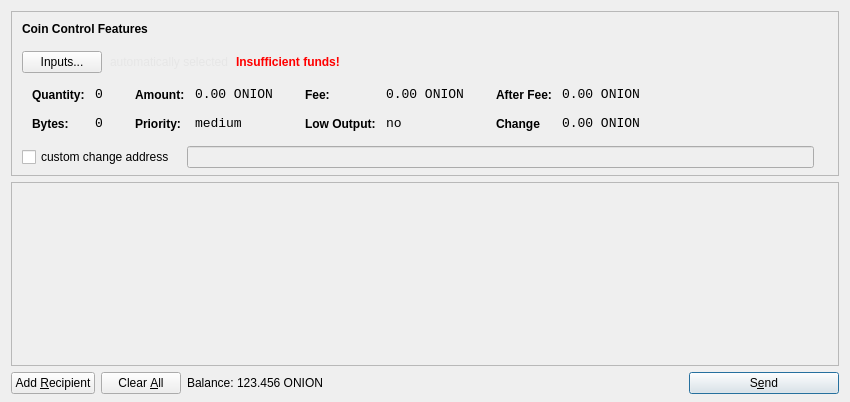
The window that src/qt/forms/sendcoinsdialog.ui (deeponion/deeponion-legacy) describes before a commit, drawn with Qt 5.
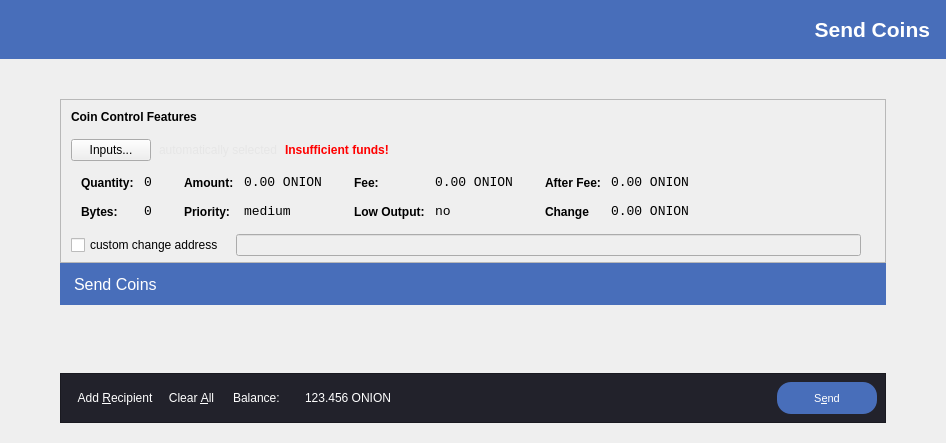
The same window after the commit. Icons and pictures are not drawn.

Commit message:
Implemented SendCoins Page
Things remained unfinished:
- after validating error, old background-color won't apply anymore to address field
- translate Send Coins in page title label from QTCreator

```diff
--- a/src/qt/forms/sendcoinsdialog.ui
+++ b/src/qt/forms/sendcoinsdialog.ui
@@ -6,7 +6,7 @@
    <rect>
     <x>0</x>
     <y>0</y>
-    <width>850</width>
+    <width>946</width>
     <height>402</height>
    </rect>
   </property>
@@ -16,9 +16,113 @@
   <property name="styleSheet">
    <string notr="true"/>
   </property>
-  <layout class="QVBoxLayout" name="verticalLayout" stretch="0,1,0">
+  <layout class="QVBoxLayout" name="verticalLayout" stretch="0,0,0,0">
+   <property name="spacing">
+    <number>0</number>
+   </property>
+   <property name="leftMargin">
+    <number>0</number>
+   </property>
+   <property name="topMargin">
+    <number>0</number>
+   </property>
+   <property name="rightMargin">
+    <number>0</number>
+   </property>
    <property name="bottomMargin">
-    <number>8</number>
+    <number>0</number>
+   </property>
+   <item>
+    <widget class="QLabel" name="pageTitle">
+     <property name="minimumSize">
+      <size>
+       <width>0</width>
+       <height>59</height>
+      </size>
+     </property>
+     <property name="font">
+      <font>
+       <pointsize>16</pointsize>
+       <weight>75</weight>
+       <bold>true</bold>
+      </font>
+     </property>
+     <property name="styleSheet">
+      <string notr="true">background-color: #486EBA; color: white;padding-right: 10px;</string>
+     </property>
+     <property name="text">
+      <string>Send Coins</string>
+     </property>
+     <property name="alignment">
+      <set>Qt::AlignRight|Qt::AlignTrailing|Qt::AlignVCenter</set>
+     </property>
+    </widget>
+   </item>
+   <item>
+    <spacer name="verticalSpacer_2">
+     <property name="orientation">
+      <enum>Qt::Vertical</enum>
+     </property>
+     <property name="sizeType">
+      <enum>QSizePolicy::Fixed</enum>
+     </property>
+     <property name="sizeHint" stdset="0">
+      <size>
+       <width>20</width>
+       <height>40</height>
+      </size>
+     </property>
+    </spacer>
+   </item>
+   <item>
+    <layout class="QHBoxLayout" name="horizontalLayout_5">
+     <property name="spacing">
+      <number>0</number>
+     </property>
+     <property name="leftMargin">
+      <number>0</number>
+     </property>
+     <property name="topMargin">
+      <number>0</number>
+     </property>
+     <property name="rightMargin">
+      <number>0</number>
+     </property>
+     <property name="bottomMargin">
+      <number>0</number>
+     </property>
+     <item>
+      <spacer name="horizontalSpacer_3">
+       <property name="orientation">
+        <enum>Qt::Horizontal</enum>
+       </property>
+       <property name="sizeType">
+        <enum>QSizePolicy::Fixed</enum>
+       </property>
+       <property name="sizeHint" stdset="0">
+        <size>
+         <width>60</width>
+         <height>20</height>
+        </size>
+       </property>
+      </spacer>
+     </item>
+     <item>
+      <layout class="QVBoxLayout" name="verticalLayout_4">
+       <property name="spacing">
+        <number>0</number>
+       </property>
+       <property name="leftMargin">
+        <number>0</number>
+       </property>
+       <property name="topMargin">
+        <number>0</number>
+       </property>
+       <property name="rightMargin">
+        <number>0</number>
+       </property>
+       <property name="bottomMargin">
+        <number>0</number>
    </property>
    <item>
     <widget class="QFrame" name="frameCoinControl">
@@ -626,8 +730,38 @@
      </layout>
     </widget>
    </item>
+       <item>
+        <widget class="QLabel" name="label_2">
+         <property name="minimumSize">
+          <size>
+           <width>0</width>
+           <height>42</height>
+          </size>
+         </property>
+         <property name="maximumSize">
+          <size>
+           <width>16777215</width>
+           <height>42</height>
+          </size>
+         </property>
+         <property name="font">
+          <font>
+           <pointsize>12</pointsize>
+          </font>
+         </property>
+         <property name="styleSheet">
+          <string notr="true">color: #FFFFFF; background-color: #486EBA; padding-left: 10px;</string>
+         </property>
+         <property name="text">
+          <string>Send Coins</string>
+         </property>
+        </widget>
+       </item>
    <item>
     <widget class="QScrollArea" name="scrollArea">
+         <property name="styleSheet">
+          <string notr="true">border: none;</string>
+         </property>
      <property name="widgetResizable">
       <bool>true</bool>
      </property>
@@ -636,10 +770,13 @@
        <rect>
         <x>0</x>
         <y>0</y>
-        <width>830</width>
-        <height>174</height>
-       </rect>
-      </property>
+            <width>822</width>
+            <height>69</height>
+           </rect>
+          </property>
+          <property name="styleSheet">
+           <string notr="true">border: none;</string>
+          </property>
       <layout class="QVBoxLayout" name="verticalLayout_2">
        <property name="margin">
         <number>0</number>
@@ -669,12 +806,50 @@
     </widget>
    </item>
    <item>
+        <widget class="QFrame" name="frame">
+         <property name="styleSheet">
+          <string notr="true">background-color: #22222B; padding: 8px;</string>
+         </property>
+         <property name="frameShape">
+          <enum>QFrame::StyledPanel</enum>
+         </property>
+         <property name="frameShadow">
+          <enum>QFrame::Raised</enum>
+         </property>
+         <layout class="QHBoxLayout" name="horizontalLayout_4">
+          <property name="spacing">
+           <number>0</number>
+          </property>
+          <property name="leftMargin">
+           <number>0</number>
+          </property>
+          <property name="topMargin">
+           <number>0</number>
+          </property>
+          <property name="rightMargin">
+           <number>0</number>
+          </property>
+          <property name="bottomMargin">
+           <number>0</number>
+          </property>
+          <item>
+           <layout class="QHBoxLayout" name="horizontalLayout_3">
+            <property name="leftMargin">
+             <number>0</number>
+            </property>
+            <property name="topMargin">
+             <number>0</number>
+            </property>
+            <item>
     <layout class="QHBoxLayout" name="horizontalLayout">
      <item>
       <widget class="QPushButton" name="addButton">
        <property name="toolTip">
         <string>Send to multiple recipients at once</string>
        </property>
+                <property name="styleSheet">
+                 <string notr="true">color: #FFFFFF; border: none;</string>
+                </property>
        <property name="text">
         <string>Add &amp;Recipient</string>
        </property>
@@ -698,6 +873,9 @@
        <property name="toolTip">
         <string>Remove all transaction fields</string>
        </property>
+                <property name="styleSheet">
+                 <string notr="true">color: #FFFFFF; border: none;</string>
+                </property>
        <property name="text">
         <string>Clear &amp;All</string>
        </property>
@@ -726,6 +904,9 @@
            <verstretch>0</verstretch>
           </sizepolicy>
          </property>
+                  <property name="styleSheet">
+                   <string notr="true">color: #FFFFFF;</string>
+                  </property>
          <property name="text">
           <string>Balance:</string>
          </property>
@@ -742,6 +923,9 @@
          <property name="cursor">
           <cursorShape>IBeamCursor</cursorShape>
          </property>
+                  <property name="styleSheet">
+                   <string notr="true">color: #FFFFFF;</string>
+                  </property>
          <property name="text">
           <string>123.456 ONION</string>
          </property>
@@ -769,13 +953,24 @@
       <widget class="QPushButton" name="sendButton">
        <property name="minimumSize">
         <size>
-         <width>150</width>
-         <height>0</height>
-        </size>
-       </property>
+                  <width>100</width>
+                  <height>32</height>
+                 </size>
+                </property>
+                <property name="font">
+                 <font>
+                  <pointsize>8</pointsize>
+                 </font>
+                </property>
        <property name="toolTip">
         <string>Confirm the send action</string>
        </property>
+                <property name="styleSheet">
+                 <string notr="true">background-color: #486EBA;
+color: white;
+border-radius:14px;
+border-width:0px;</string>
+                </property>
        <property name="text">
         <string>S&amp;end</string>
        </property>
@@ -789,6 +984,47 @@
       </widget>
      </item>
     </layout>
+            </item>
+           </layout>
+          </item>
+         </layout>
+        </widget>
+       </item>
+      </layout>
+     </item>
+     <item>
+      <spacer name="horizontalSpacer_2">
+       <property name="orientation">
+        <enum>Qt::Horizontal</enum>
+       </property>
+       <property name="sizeType">
+        <enum>QSizePolicy::Fixed</enum>
+       </property>
+       <property name="sizeHint" stdset="0">
+        <size>
+         <width>60</width>
+         <height>20</height>
+        </size>
+       </property>
+      </spacer>
+     </item>
+    </layout>
+   </item>
+   <item>
+    <spacer name="verticalSpacer_3">
+     <property name="orientation">
+      <enum>Qt::Vertical</enum>
+     </property>
+     <property name="sizeType">
+      <enum>QSizePolicy::Fixed</enum>
+     </property>
+     <property name="sizeHint" stdset="0">
+      <size>
+       <width>20</width>
+       <height>20</height>
+      </size>
+     </property>
+    </spacer>
    </item>
   </layout>
  </widget>
```
Left out of the diff: 26 changed lines with no effect on the pictures. Lines whose indentation alone changed are shown as unchanged. The commit also changes 7 other files.
